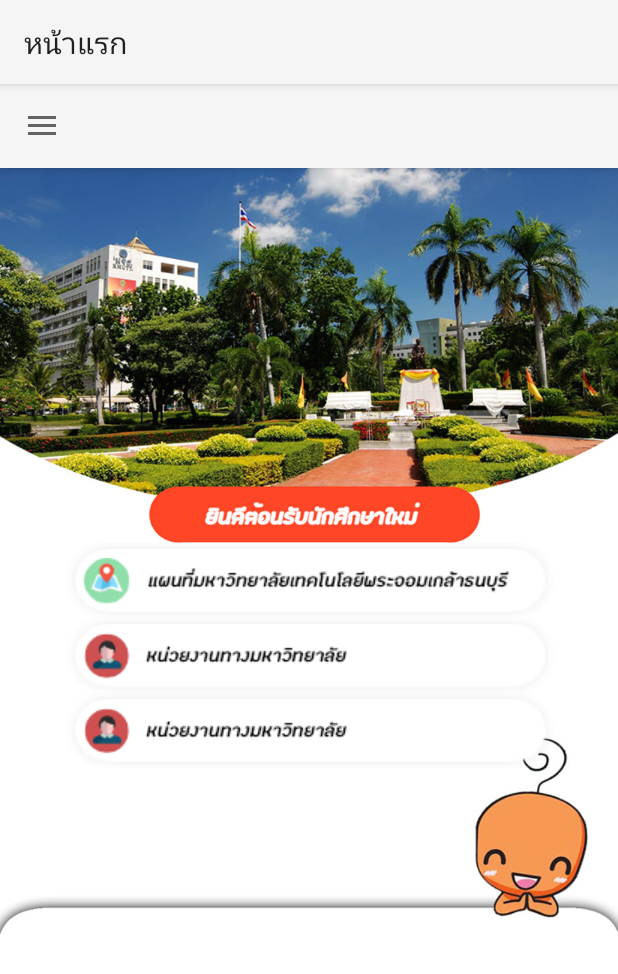
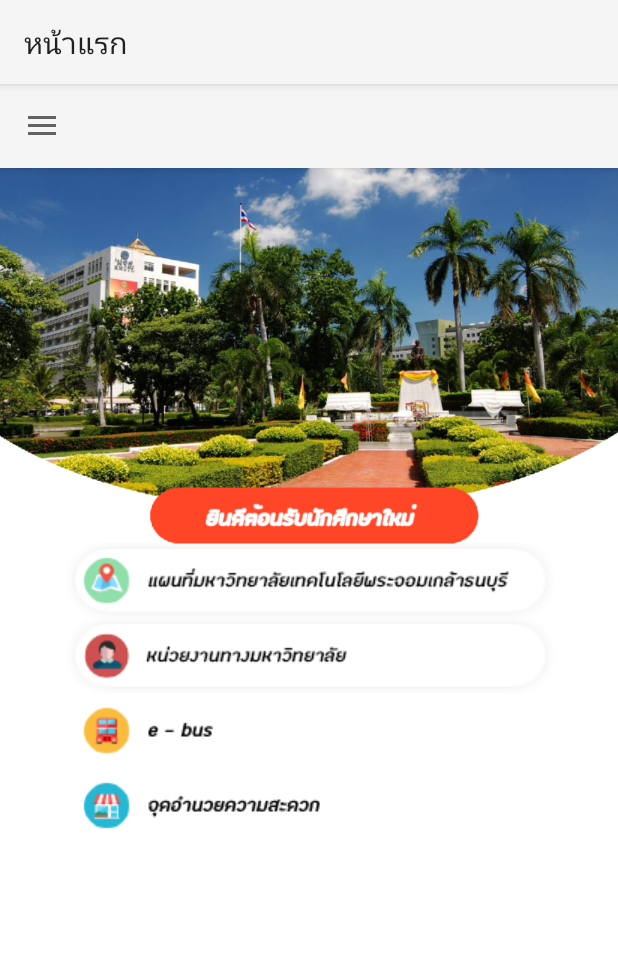
Before and after one commit to orbitalno11/Project_UniGo_2, an Android app: the screen it shows after launch (MainActivity), on a phone screen of 412 x 824 dp. Shown: the top 974 px of the screen. Run offline under Robolectric (Android 15) with nearby library versions, the phone set to English and light mode, and no system bars; 1 statement that could not run was skipped.

Commit message:
edit icon

```diff
--- a/app/src/main/java/com/oop/css22/unigo/Home.java
+++ b/app/src/main/java/com/oop/css22/unigo/Home.java
@@ -24,6 +24,7 @@ public class Home extends Fragment {
     private ImageButton map;
     private ImageButton dept;
     private ImageButton ebus;
+    private ImageButton service;
 
     public static Home newInstrance() {
         return new Home();
@@ -51,6 +52,10 @@ public class Home extends Fragment {
 
         ebus = (ImageButton) view.findViewById(R.id.ebus);
         ebus.setOnClickListener(ebuspush);
+
+        service = (ImageButton) view.findViewById(R.id.sevice);
+        service.setOnClickListener(servicepush);
+
 
     }
 
@@ -87,6 +92,17 @@ public class Home extends Fragment {
         }
     };
 
+    private View.OnClickListener servicepush = new View.OnClickListener() {
+        @Override
+        public void onClick(View v) {
+            getFragmentManager()
+                    .beginTransaction()
+                    .replace(R.id.fragcontainer,DeptDetail.newInstranc())
+                    .addToBackStack(null)
+                    .commit();
+        }
+    };
+
 //    private String ranKnow(){
 //        String txt="";
 //        int ran = (int) (Math.random()*5)+1;
--- /dev/null
+++ b/app/src/main/res/drawable/ebus_btn.xml
@@ -0,0 +1,6 @@
+<?xml version="1.0" encoding="utf-8"?>
+<selector xmlns:android="http://schemas.android.com/apk/res/android">
+    <item android:drawable="@drawable/btn_ebus" android:state_pressed="false"/>
+    <item android:drawable="@drawable/btn_ebus_push" android:state_pressed="true"/>
+
+</selector>
--- /dev/null
+++ b/app/src/main/res/drawable/service_btn.xml
@@ -0,0 +1,6 @@
+<?xml version="1.0" encoding="utf-8"?>
+<selector xmlns:android="http://schemas.android.com/apk/res/android">
+    <item android:drawable="@drawable/btn_service" android:state_pressed="false"/>
+    <item android:drawable="@drawable/btn_service_push" android:state_pressed="true"/>
+
+</selector>
--- a/app/src/main/res/layout/fragment_home.xml
+++ b/app/src/main/res/layout/fragment_home.xml
@@ -29,8 +29,16 @@
         android:layout_below="@id/dept_btn"
         android:layout_width="match_parent"
         android:layout_height="wrap_content"
-        android:src="@drawable/dept_btn"
+        android:src="@drawable/ebus_btn"
         android:background="@android:color/transparent" />
+
+    <ImageButton
+        android:id="@+id/sevice"
+        android:layout_below="@id/ebus"
+        android:layout_width="match_parent"
+        android:layout_height="wrap_content"
+        android:src="@drawable/service_btn"
+        android:background="@android:color/transparent"/>
 
 
 </RelativeLayout>
```
Also changed, not shown: app/src/main/res/drawable/bg.jpg, app/src/main/res/drawable/btn_ebus.png (added), app/src/main/res/drawable/btn_ebus_push.png (added), app/src/main/res/drawable/btn_service.png (added), app/src/main/res/drawable/btn_service_push.png (added).
